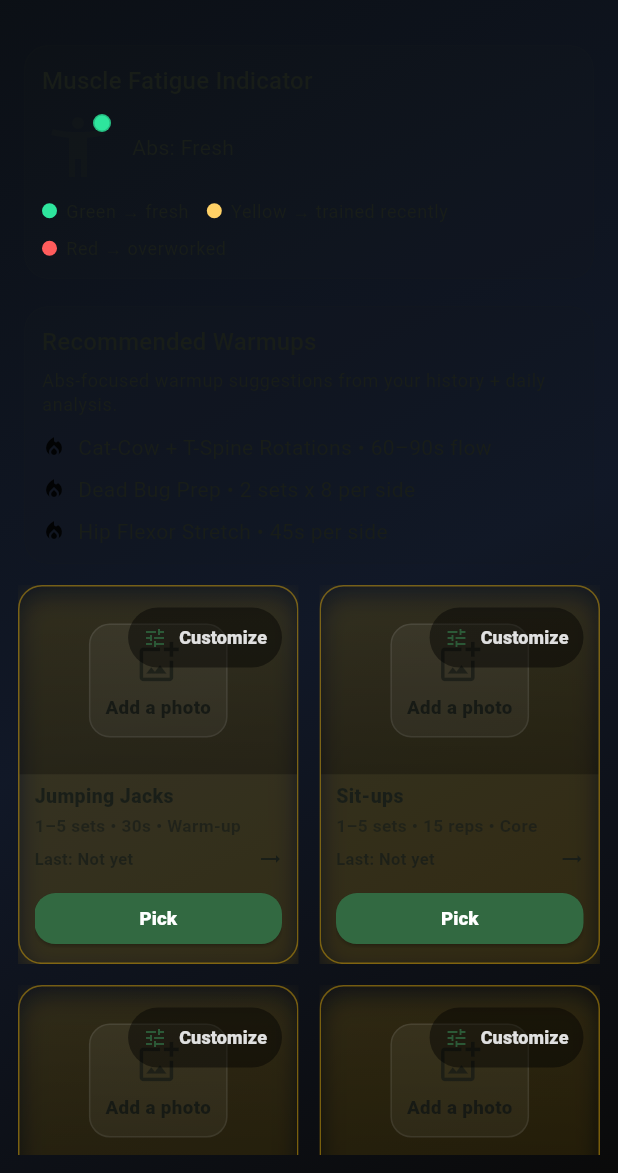
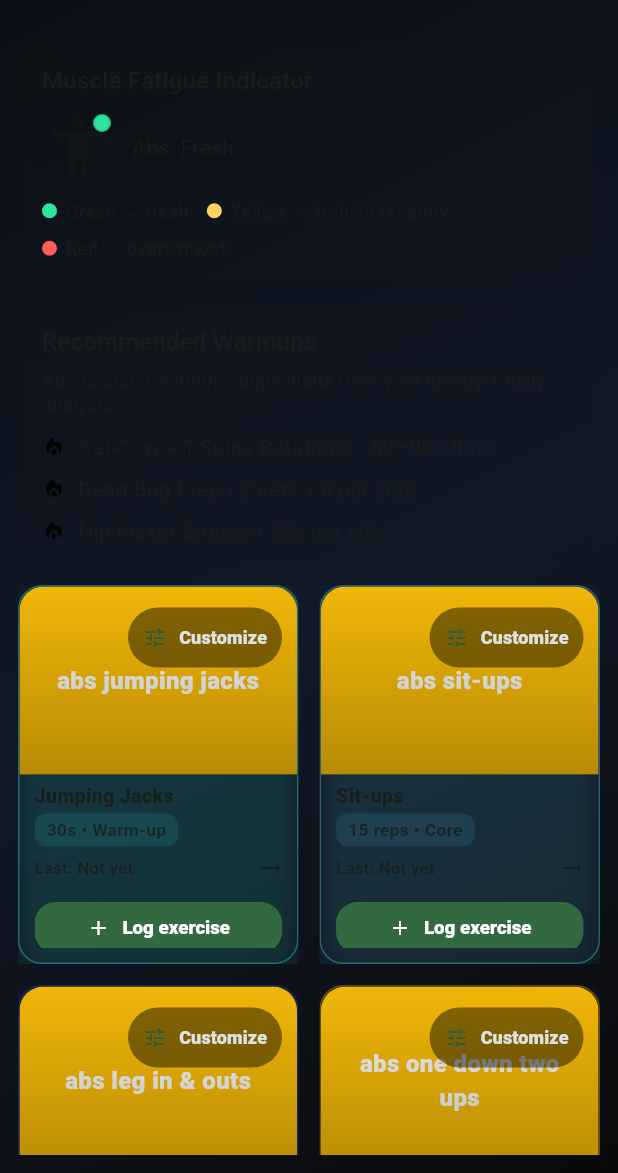
Before and after one commit to Ramslon/Fitness-Aura-Athletix-App, a Flutter app: the AbsWorkouts screen opened by its route, on a phone screen of 412 x 824 dp, the part 63-1236 px from its top. Run offline on Flutter 3.47's test engine with Material 3 defaults, Android fonts, the phone set to English and light mode, and no system bars; our stand-ins replace file_picker, firebase_auth, firebase_core, flutter_markdown, flutter_secure_storage, google_sign_in and 6 more; accounts and stored records are empty.

Commit message:
Improve workout exercise cards
Co-authored-by: Copilot <223556219+Copilot@users.noreply.github.com>

```diff
--- a/lib/presentation/screens/abs_workouts.dart
+++ b/lib/presentation/screens/abs_workouts.dart
@@ -35,14 +35,16 @@ class AbsWorkouts extends StatefulWidget {
     _Exercise(
       id: 'leg_in_and_outs',
       title: 'Leg In & Outs',
-      description: 'Tuck and extend legs to challenge lower abs and hip flexors.',
+      description:
+          'Tuck and extend legs to challenge lower abs and hip flexors.',
       image: null,
       setsReps: '20 reps \u2022 Core',
     ),
     _Exercise(
       id: 'one_down_two_ups',
       title: 'One Down Two Ups',
-      description: 'Lower one leg then lift twice with control to build endurance.',
+      description:
+          'Lower one leg then lift twice with control to build endurance.',
       image: null,
       setsReps: '12 reps/side \u2022 Core',
     ),
@@ -62,7 +64,7 @@ class AbsWorkouts extends StatefulWidget {
     ),
     _Exercise(
       id: 'crunches_leg_raised',
-      title: 'Crunches with Leg Raised',
+      title: 'Crunches with Legs Raised',
       description: 'Crunch while keeping legs raised to increase core demand.',
       image: null,
       setsReps: '15 reps \u2022 Core',
@@ -70,7 +72,8 @@ class AbsWorkouts extends StatefulWidget {
     _Exercise(
       id: 'knee_to_elbow_crunches',
       title: 'Knee to Elbow Crunches',
-      description: 'Drive knee toward elbow to emphasize rotation and obliques.',
+      description:
+          'Drive knee toward elbow to emphasize rotation and obliques.',
       image: null,
       setsReps: '20 reps/side \u2022 Core',
     ),
@@ -84,7 +87,8 @@ class AbsWorkouts extends StatefulWidget {
     _Exercise(
       id: 'crunch_kicks',
       title: 'Crunch Kicks',
-      description: 'Crunch and kick forward to challenge the entire midsection.',
+      description:
+          'Crunch and kick forward to challenge the entire midsection.',
       image: null,
       setsReps: '20 reps \u2022 Core',
     ),
@@ -104,7 +108,7 @@ class AbsWorkouts extends StatefulWidget {
     ),
     _Exercise(
       id: 'heel_to_the_heaven',
-      title: 'Heel to the Heaven',
+      title: 'Heels to Heaven',
       description: 'Lift hips upward with legs extended to fire the lower abs.',
       image: null,
       setsReps: '15 reps \u2022 Core',
@@ -148,7 +152,8 @@ class AbsWorkouts extends StatefulWidget {
     _Exercise(
       id: 'crunch_90_90',
       title: '90/90 Crunch',
-      description: 'Crunch with hips and knees at 90/90 to reduce hip flexor strain.',
+      description:
+          'Crunch with hips and knees at 90/90 to reduce hip flexor strain.',
       image: null,
       setsReps: '20 reps \u2022 Core',
     ),
@@ -204,7 +209,8 @@ class AbsWorkouts extends StatefulWidget {
     _Exercise(
       id: 'push_up_and_rotation',
       title: 'Push-up and Rotation',
-      description: 'Push-up then rotate into a reach to train core anti-rotation.',
+      description:
+          'Push-up then rotate into a reach to train core anti-rotation.',
       image: null,
       setsReps: '10 reps/side \u2022 Core',
     ),
@@ -253,14 +259,16 @@ class AbsWorkouts extends StatefulWidget {
     _Exercise(
       id: 'seated_abs_clockwise_circles',
       title: 'Seated Abs Clockwise Circles',
-      description: 'Seated circular motion to challenge core control and endurance.',
+      description:
+          'Seated circular motion to challenge core control and endurance.',
       image: null,
       setsReps: '30s \u2022 Core',
     ),
     _Exercise(
       id: 'seated_abs_counter_clockwise_circles',
       title: 'Seated Abs Counter Clockwise Circles',
-      description: 'Reverse circles to balance control and anti-rotation strength.',
+      description:
+          'Reverse circles to balance control and anti-rotation strength.',
       image: null,
       setsReps: '30s \u2022 Core',
     ),
@@ -274,14 +282,16 @@ class AbsWorkouts extends StatefulWidget {
     _Exercise(
       id: 'side_plank_knee_crunch_left',
       title: 'Side Plank Knee Crunch (Left)',
-      description: 'Side plank with knee drive to intensify oblique activation.',
+      description:
+          'Side plank with knee drive to intensify oblique activation.',
       image: null,
       setsReps: '15 reps \u2022 Core',
     ),
     _Exercise(
       id: 'side_plank_knee_crunch_right',
       title: 'Side Plank Knee Crunch (Right)',
-      description: 'Side plank with knee drive to intensify oblique activation.',
+      description:
+          'Side plank with knee drive to intensify oblique activation.',
       image: null,
       setsReps: '15 reps \u2022 Core',
     ),
@@ -295,7 +305,8 @@ class AbsWorkouts extends StatefulWidget {
     _Exercise(
       id: 'x_man_crunch',
       title: 'X Man Crunch',
-      description: 'Cross-body crunch pattern to hit abs and obliques together.',
+      description:
+          'Cross-body crunch pattern to hit abs and obliques together.',
       image: null,
       setsReps: '20 reps \u2022 Core',
     ),
@@ -397,6 +408,7 @@ class _AbsWorkoutsState extends State<AbsWorkouts> {
                     setsReps: ex.setsReps,
                     bodyPart: 'Abs',
                     assetPath: ex.image,
+                    showExerciseArtwork: true,
                     accent: accent,
                     onTap: () => Navigator.push(
                       context,
@@ -470,7 +482,11 @@ class AbsExerciseDetail extends StatelessWidget {
               height: 240,
               child: LocalImagePlaceholder(
                 id: exercise.id,
-                assetPath: exercise.image,
+                fallbackLabel: exerciseArtworkLabel(
+                  bodyPart: 'Abs',
+                  exerciseName: exercise.title,
+                ),
+                fallbackColor: Colors.amber.shade500,
                 fit: BoxFit.cover,
                 height: 240,
               ),
--- a/lib/presentation/widgets/exercise_grid_card.dart
+++ b/lib/presentation/widgets/exercise_grid_card.dart
@@ -1,6 +1,31 @@
 import 'package:flutter/material.dart';
 import 'package:fitness_aura_athletix/presentation/widgets/exercise_insights.dart';
 import 'package:fitness_aura_athletix/presentation/widgets/local_image_placeholder.dart';
+
+Color exerciseCardAccent(String id) {
+  var hash = 0x811c9dc5;
+  for (final codeUnit in id.toLowerCase().codeUnits) {
+    hash = ((hash ^ codeUnit) * 0x01000193) & 0xffffffff;
+  }
+
+  hash = _mixExerciseColorSeed(hash);
+  final hue = hash / 0xffffffff * 360;
+  final saturationSeed = _mixExerciseColorSeed(hash ^ 0x9e3779b9);
+  final valueSeed = _mixExerciseColorSeed(hash ^ 0x85ebca6b);
+
+  return HSVColor.fromAHSV(
+    1,
+    hue,
+    0.68 + saturationSeed / 0xffffffff * 0.18,
+    0.78 + valueSeed / 0xffffffff * 0.16,
+  ).toColor();
+}
+
+int _mixExerciseColorSeed(int value) {
+  value = ((value ^ (value >> 16)) * 0x7feb352d) & 0xffffffff;
+  value = ((value ^ (value >> 15)) * 0x846ca68b) & 0xffffffff;
+  return (value ^ (value >> 16)) & 0xffffffff;
+}
 
 class ExerciseGridCard extends StatelessWidget {
   final String id;
@@ -8,6 +33,7 @@ class ExerciseGridCard extends StatelessWidget {
   final String setsReps;
   final String bodyPart;
   final String? assetPath;
+  final bool showExerciseArtwork;
   final Color accent;
   final VoidCallback onTap;
   final VoidCallback onPick;
@@ -19,6 +45,7 @@ class ExerciseGridCard extends StatelessWidget {
     required this.setsReps,
     required this.bodyPart,
     required this.assetPath,
+    this.showExerciseArtwork = false,
     required this.accent,
     required this.onTap,
     required this.onPick,
@@ -29,9 +56,9 @@ class ExerciseGridCard extends StatelessWidget {
     final theme = Theme.of(context);
     final scheme = theme.colorScheme;
     final cardBg = theme.cardTheme.color ?? theme.cardColor;
+    final cardAccent = exerciseCardAccent(id);
 
-    final setsRepsDisplay =
-        setsReps.toLowerCase().contains('set') ? setsReps : '1–5 sets • $setsReps';
+    final setsRepsDisplay = setsReps.replaceAll(' x ', ' × ');
 
     return LayoutBuilder(
       builder: (context, constraints) {
@@ -41,8 +68,7 @@ class ExerciseGridCard extends StatelessWidget {
             constraints.maxHeight > 0 &&
             (constraints.maxHeight < 280 || textScale > 1.05);
 
-        final contentPadding =
-            isTight
+        final contentPadding = isTight
             ? const EdgeInsets.fromLTRB(10, 8, 10, 10)
             : const EdgeInsets.fromLTRB(12, 10, 12, 12);
 
@@ -51,7 +77,10 @@ class ExerciseGridCard extends StatelessWidget {
 
         final buttonStyle = ElevatedButton.styleFrom(
           minimumSize: Size.fromHeight(isTight ? 34 : 38),
-          padding: EdgeInsets.symmetric(vertical: isTight ? 8 : 10),
+          padding: EdgeInsets.symmetric(
+            horizontal: isTight ? 8 : 12,
+            vertical: isTight ? 8 : 10,
+          ),
           textStyle: TextStyle(
             fontSize: isTight ? 12.5 : 13,
             fontWeight: FontWeight.w800,
@@ -67,16 +96,16 @@ class ExerciseGridCard extends StatelessWidget {
               context,
               exerciseName: title,
               bodyPart: bodyPart,
-              accent: accent,
+              accent: cardAccent,
             ),
             child: Ink(
               decoration: BoxDecoration(
                 color: cardBg,
                 borderRadius: BorderRadius.circular(16),
-                border: Border.all(color: accent.withValues(alpha: 0.40)),
+                border: Border.all(color: cardAccent.withValues(alpha: 0.40)),
                 boxShadow: [
                   BoxShadow(
-                    color: accent.withValues(alpha: 0.16),
+                    color: cardAccent.withValues(alpha: 0.16),
                     blurRadius: 14,
                     offset: const Offset(0, 6),
                   ),
@@ -95,7 +124,14 @@ class ExerciseGridCard extends StatelessWidget {
                         children: [
                           LocalImagePlaceholder(
                             id: id,
-                            assetPath: assetPath,
+                            assetPath: showExerciseArtwork ? null : assetPath,
+                            fallbackLabel: showExerciseArtwork
+                                ? exerciseArtworkLabel(
+                                    bodyPart: bodyPart,
+                                    exerciseName: title,
+                                  )
+                                : null,
+                            fallbackColor: showExerciseArtwork ? accent : null,
                             fit: BoxFit.cover,
                           ),
                           DecoratedBox(
@@ -136,14 +172,26 @@ class ExerciseGridCard extends StatelessWidget {
                               ),
                             ),
                             SizedBox(height: isTight ? 4 : 6),
-                            Text(
+                            Container(
+                              padding: const EdgeInsets.symmetric(
+                                horizontal: 8,
+                                vertical: 3,
+                              ),
+                              decoration: BoxDecoration(
+                                color: cardAccent.withValues(alpha: 0.12),
+                                borderRadius: BorderRadius.circular(8),
+                              ),
+                              child: Text(
                                 setsRepsDisplay,
                                 maxLines: 1,
                                 overflow: TextOverflow.ellipsis,
                                 style: TextStyle(
-                                color: scheme.onSurface.withValues(alpha: 0.72),
+                                  color: scheme.onSurface.withValues(
+                                    alpha: 0.82,
+                                  ),
                                   fontSize: isTight ? 11.5 : 12,
-                                fontWeight: FontWeight.w600,
+                                  fontWeight: FontWeight.w700,
+                                ),
                               ),
                             ),
                             SizedBox(height: isTight ? 6 : 8),
@@ -197,10 +245,11 @@ class ExerciseGridCard extends StatelessWidget {
                             SizedBox(height: isTight ? 8 : 10),
                             SizedBox(
                               width: double.infinity,
-                              child: ElevatedButton(
+                              child: ElevatedButton.icon(
                                 style: buttonStyle,
                                 onPressed: onPick,
-                                child: const Text('Pick'),
+                                icon: const Icon(Icons.add, size: 16),
+                                label: const Text('Log exercise'),
                               ),
                             ),
                             if (!isTight) ...[
--- a/lib/presentation/widgets/local_image_placeholder.dart
+++ b/lib/presentation/widgets/local_image_placeholder.dart
@@ -3,6 +3,22 @@ import 'dart:io';
 import 'package:flutter/material.dart';
 import 'package:file_picker/file_picker.dart';
 import 'package:path_provider/path_provider.dart';
+
+String exerciseArtworkLabel({
+  required String bodyPart,
+  required String exerciseName,
+}) {
+  final prefix = switch (bodyPart.toLowerCase()) {
+    'arms' => 'arm',
+    'legs' => 'leg',
+    'glutes' => 'glute',
+    'abs' => 'abs',
+    'core' => 'core',
+    _ => bodyPart.toLowerCase(),
+  };
+  final name = exerciseName.trim().toLowerCase();
+  return name == prefix || name.startsWith('$prefix ') ? name : '$prefix $name';
+}
 
 /// Widget that displays a local image if previously picked/saved for `id`,
 /// otherwise shows a placeholder and allows picking an image from device
@@ -10,12 +26,16 @@ import 'package:path_provider/path_provider.dart';
 class LocalImagePlaceholder extends StatefulWidget {
   final String id;
   final String? assetPath;
+  final String? fallbackLabel;
+  final Color? fallbackColor;
   final BoxFit fit;
   final double? height;
 
   const LocalImagePlaceholder({
     required this.id,
     this.assetPath,
+    this.fallbackLabel,
+    this.fallbackColor,
     this.fit = BoxFit.cover,
     this.height,
     super.key,
@@ -83,6 +103,8 @@ class _LocalImagePlaceholderState extends State<LocalImagePlaceholder> {
         fit: widget.fit,
         errorBuilder: (c, e, s) => _placeholder(context),
       );
+    } else if (widget.fallbackLabel != null && widget.fallbackColor != null) {
+      image = _exerciseArtwork(context);
     } else {
       image = _placeholder(context);
     }
@@ -105,6 +127,40 @@ class _LocalImagePlaceholderState extends State<LocalImagePlaceholder> {
     );
   }
 
+  Widget _exerciseArtwork(BuildContext context) {
+    return Container(
+      height: widget.height,
+      color: widget.fallbackColor,
+      child: LayoutBuilder(
+        builder: (context, constraints) {
+          final textWidth = (constraints.maxWidth - 24).clamp(
+            0.0,
+            constraints.maxWidth,
+          );
+          return Center(
+            child: FittedBox(
+              fit: BoxFit.scaleDown,
+              child: SizedBox(
+                width: textWidth,
+                child: Text(
+                  widget.fallbackLabel!.toLowerCase(),
+                  textAlign: TextAlign.center,
+                  maxLines: 2,
+                  overflow: TextOverflow.ellipsis,
+                  style: const TextStyle(
+                    color: Colors.white,
+                    fontSize: 16,
+                    fontWeight: FontWeight.w800,
+                  ),
+                ),
+              ),
+            ),
+          );
+        },
+      ),
+    );
+  }
+
   Widget _placeholder(BuildContext context) {
     final scheme = Theme.of(context).colorScheme;
     return LayoutBuilder(
@@ -119,8 +175,8 @@ class _LocalImagePlaceholderState extends State<LocalImagePlaceholder> {
         final padding = isVeryTight
             ? const EdgeInsets.symmetric(horizontal: 10, vertical: 10)
             : (isTight
-                ? const EdgeInsets.symmetric(horizontal: 12, vertical: 12)
-                : const EdgeInsets.symmetric(horizontal: 14, vertical: 14));
+                  ? const EdgeInsets.symmetric(horizontal: 12, vertical: 12)
+                  : const EdgeInsets.symmetric(horizontal: 14, vertical: 14));
 
         final iconSize = isVeryTight ? 30.0 : (isTight ? 36.0 : 44.0);
 
```
Also changed, not shown: lib/presentation/screens/arm_workouts.dart (+14 -13 lines), lib/presentation/screens/core_workouts.dart (+6 -1 lines), lib/presentation/screens/glutes_workouts.dart (+13 -7 lines), lib/presentation/screens/home_screen.dart (+30 -20 lines), lib/presentation/screens/leg_workouts.dart (+8 -14 lines), 1 other file. Lines whose indentation alone changed are shown as unchanged.
